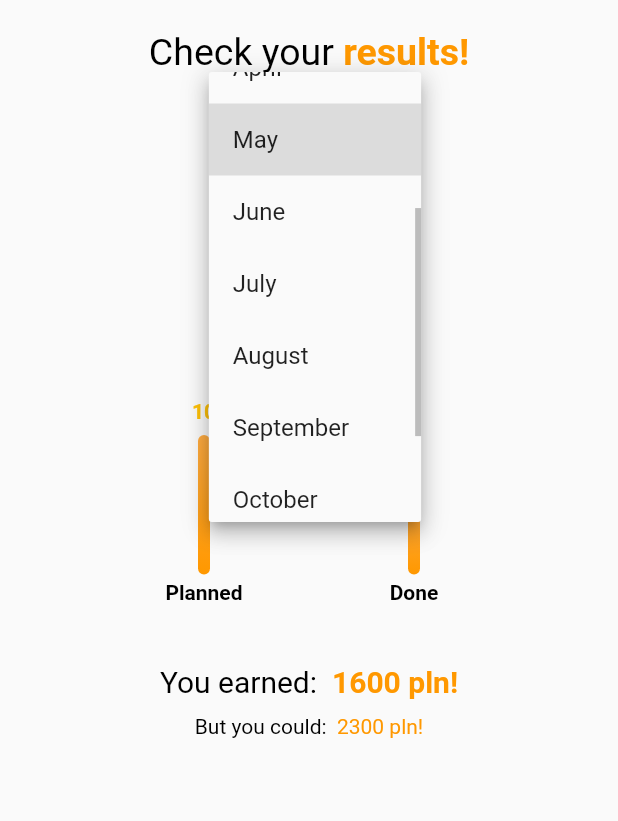
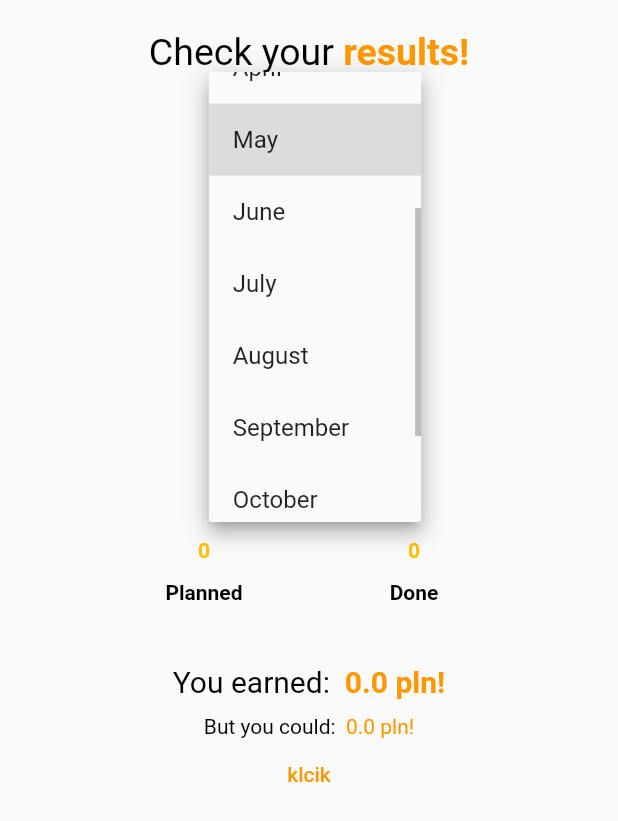
Before and after one commit to Klimek777/workmateapp, a Flutter app: the ChartsPage screen opened directly, after a tap on "May", on a phone screen of 412 x 824 dp. Shown: the top 821 px of the screen. Run offline on Flutter 3.47's test engine with Material 2 defaults, Android fonts, the light colour scheme and no system bars; drawn by our look-alikes of fl_chart; our stand-ins replace cloud_firestore, firebase_auth, firebase_core, firebase_storage, flutter_slidable, get_it; accounts and stored records are empty.

Commit message:
charts working on right data implemented

```diff
--- a/lib/chart_widets/compare_transactions_chart.dart
+++ b/lib/chart_widets/compare_transactions_chart.dart
@@ -2,7 +2,9 @@ import 'package:fl_chart/fl_chart.dart';
 import 'package:flutter/material.dart';
 
 class _BarChart extends StatelessWidget {
-  const _BarChart();
+  final int planned;
+  final int done;
+  const _BarChart({required this.planned, required this.done});
 
   @override
   Widget build(BuildContext context) {
@@ -103,7 +105,7 @@ class _BarChart extends StatelessWidget {
           x: 0,
           barRods: [
             BarChartRodData(
-              toY: 10,
+              toY: planned.toDouble(),
               gradient: _barsGradient,
             )
           ],
@@ -113,7 +115,7 @@ class _BarChart extends StatelessWidget {
           x: 1,
           barRods: [
             BarChartRodData(
-              toY: 5,
+              toY: done.toDouble(),
               gradient: _barsGradient,
             )
           ],
@@ -123,7 +125,9 @@ class _BarChart extends StatelessWidget {
 }
 
 class BarChartSample3 extends StatefulWidget {
-  const BarChartSample3({super.key});
+  final int planned;
+  final int done;
+  const BarChartSample3({super.key, required this.planned, required this.done});
 
   @override
   State<StatefulWidget> createState() => BarChartSample3State();
@@ -132,9 +136,12 @@ class BarChartSample3 extends StatefulWidget {
 class BarChartSample3State extends State<BarChartSample3> {
   @override
   Widget build(BuildContext context) {
-    return const AspectRatio(
+    return AspectRatio(
       aspectRatio: 2.0,
-      child: _BarChart(),
+      child: _BarChart(
+        planned: widget.planned,
+        done: widget.done,
+      ),
     );
   }
 }
--- a/lib/pages/charts_page.dart
+++ b/lib/pages/charts_page.dart
@@ -1,6 +1,9 @@
 import 'dart:async';
 
+import 'package:cloud_firestore/cloud_firestore.dart';
+import 'package:fl_chart/fl_chart.dart';
 import 'package:flutter/material.dart';
+import 'package:flutter/rendering.dart';
 import 'package:get_it/get_it.dart';
 
 import '../services/firebase_service.dart';
@@ -17,7 +20,7 @@ class _ChartsPageState extends State<ChartsPage> {
   double? _deviceHeight, _deviceWidth;
   FirebaseService? _firebaseService;
   DateTime now = DateTime.now();
-  List months = [
+  List<String> months = [
     'January',
     'February',
     'March',
@@ -34,6 +37,8 @@ class _ChartsPageState extends State<ChartsPage> {
 
   String _selectedMonth = 'January';
   int? _currentMonth;
+  int? _selectedMonthIndex, planned, done;
+  double? youEarned, youCouldEarn;
   @override
   void initState() {
     super.initState();
@@ -41,6 +46,8 @@ class _ChartsPageState extends State<ChartsPage> {
     _currentMonth = now.month;
     print(_currentMonth);
     _selectedMonth = months[_currentMonth! - 1];
+    _selectedMonthIndex = _currentMonth;
+    test(_selectedMonthIndex!);
   }
 
   Widget build(BuildContext context) {
@@ -59,11 +66,16 @@ class _ChartsPageState extends State<ChartsPage> {
               SizedBox(
                 height: 60,
               ),
-              BarChartSample3(),
+              _chart(),
               SizedBox(
                 height: 40,
               ),
-              _yourEarningsWidget()
+              _yourEarningsWidget(),
+              TextButton(
+                  onPressed: () {
+                    test(_selectedMonthIndex!);
+                  },
+                  child: Text('klcik'))
             ],
           ),
         ),
@@ -99,22 +111,14 @@ class _ChartsPageState extends State<ChartsPage> {
         onChanged: (String? newValue) {
           setState(() {
             _selectedMonth = newValue!;
+            _selectedMonthIndex =
+                months.indexOf(newValue); // Get the index of the selected month
+
+            print(_selectedMonth);
+            test(_selectedMonthIndex! + 1);
           });
         },
-        items: <String>[
-          'January',
-          'February',
-          'March',
-          'April',
-          'May',
-          'June',
-          'July',
-          'August',
-          'September',
-          'October',
-          'November',
-          'December'
-        ].map<DropdownMenuItem<String>>((String value) {
+        items: months.map<DropdownMenuItem<String>>((String value) {
           return DropdownMenuItem<String>(
             value: value,
             child: Text(value),
@@ -134,7 +138,7 @@ class _ChartsPageState extends State<ChartsPage> {
                 style: TextStyle(color: Colors.black, fontSize: 20),
                 children: [
                   TextSpan(
-                      text: ' 1600 pln!',
+                      text: ' $youEarned pln!',
                       style: TextStyle(
                           color: Colors.orange, fontWeight: FontWeight.bold))
                 ]),
@@ -148,7 +152,7 @@ class _ChartsPageState extends State<ChartsPage> {
                 style: TextStyle(color: Colors.black),
                 children: [
                   TextSpan(
-                      text: ' 2300 pln!',
+                      text: ' $youCouldEarn pln!',
                       style: TextStyle(color: Colors.orange))
                 ]),
           ),
@@ -156,4 +160,42 @@ class _ChartsPageState extends State<ChartsPage> {
       ),
     );
   }
+
+  void test(int month) async {
+    Map<String, dynamic> allresults =
+        await _firebaseService!.getAllWorkForUser(month);
+    QuerySnapshot snapshot = allresults['snapshot'];
+    int count = allresults['count'];
+    print(count);
+
+    Map<String, dynamic> doneresults =
+        await _firebaseService!.getDoneWorkForUser(month);
+    QuerySnapshot doneSnapshot = doneresults['snapshot'];
+    int countDone = doneresults['count'];
+    print(countDone);
+
+    double sumOfDoneWork =
+        await _firebaseService!.getSumOfDoneWorkForUser(month);
+    print(sumOfDoneWork);
+
+    double sumOfAllWork = await _firebaseService!.getSumOfAllWorkForUser(month);
+    print(sumOfAllWork);
+    setState(() {
+      planned = count;
+      done = countDone;
+      youCouldEarn = sumOfAllWork;
+      youEarned = sumOfDoneWork;
+    });
+  }
+
+  Widget _chart() {
+    if (planned != null && done != null) {
+      return BarChartSample3(
+        planned: planned!,
+        done: done!,
+      );
+    } else {
+      return CircularProgressIndicator();
+    }
+  }
 }
--- a/lib/pages/main_page.dart
+++ b/lib/pages/main_page.dart
@@ -207,7 +207,6 @@ class _MainPageState extends State<MainPage> {
             width: _deviceWidth! * 0.9,
             height: _deviceHeight! * 0.11,
             decoration: BoxDecoration(
-              border: Border.all(width: 1, color: Colors.black),
               color: Colors.grey[100],
               borderRadius: BorderRadius.circular(30),
             ),
--- a/lib/services/firebase_service.dart
+++ b/lib/services/firebase_service.dart
@@ -120,6 +120,101 @@ class FirebaseService {
         .snapshots();
   }
 
+  Future<Map<String, dynamic>> getAllWorkForUser(int month) async {
+    String _userId = _auth.currentUser!.uid;
+    // Construct the start and end dates of the desired month
+    DateTime startDate = DateTime(DateTime.now().year, month, 1);
+    DateTime endDate =
+        DateTime(DateTime.now().year, month + 1, 1).subtract(Duration(days: 1));
+
+    // Format the dates as strings in the YYYY-MM-DD format
+    String startDateString = startDate.toString().substring(0, 10);
+    String endDateString = endDate.toString().substring(0, 10);
+
+    QuerySnapshot snapshot = await _db
+        .collection(WORK_COLLECTION)
+        .where('userId', isEqualTo: _userId)
+        .where('date', isGreaterThanOrEqualTo: startDateString)
+        .where('date', isLessThanOrEqualTo: endDateString)
+        .get();
+
+    int count = snapshot.docs.length;
+
+    return {'snapshot': snapshot, 'count': count};
+  }
+
+  Future<Map<String, dynamic>> getDoneWorkForUser(int month) async {
+    String _userId = _auth.currentUser!.uid;
+    // Construct the start and end dates of the desired month
+    DateTime startDate = DateTime(DateTime.now().year, month, 1);
+    DateTime endDate =
+        DateTime(DateTime.now().year, month + 1, 1).subtract(Duration(days: 1));
+
+    // Format the dates as strings in the YYYY-MM-DD format
+    String startDateString = startDate.toString().substring(0, 10);
+    String endDateString = endDate.toString().substring(0, 10);
+    QuerySnapshot snapshot = await _db
+        .collection(WORK_COLLECTION)
+        .where('userId', isEqualTo: _userId)
+        .where('status', isEqualTo: 'done')
+        .where('date', isGreaterThanOrEqualTo: startDateString)
+        .where('date', isLessThanOrEqualTo: endDateString)
+        .get();
+
+    int count = snapshot.docs.length;
+
+    return {'snapshot': snapshot, 'count': count};
+  }
+
+  Future<double> getSumOfDoneWorkForUser(int month) async {
+    String _userId = _auth.currentUser!.uid;
+    // Construct the start and end dates of the desired month
+    DateTime startDate = DateTime(DateTime.now().year, month, 1);
+    DateTime endDate =
+        DateTime(DateTime.now().year, month + 1, 1).subtract(Duration(days: 1));
+
+    // Format the dates as strings in the YYYY-MM-DD format
+    String startDateString = startDate.toString().substring(0, 10);
+    String endDateString = endDate.toString().substring(0, 10);
+
+    QuerySnapshot querySnapshot = await _db
+        .collection(WORK_COLLECTION)
+        .where('userId', isEqualTo: _userId)
+        .where('date', isGreaterThanOrEqualTo: startDateString)
+        .where('date', isLessThanOrEqualTo: endDateString)
+        .where('status', isEqualTo: 'done')
+        .get();
+
+    double sum = querySnapshot.docs.fold(
+        0, (previousValue, doc) => previousValue + double.parse(doc['sum']));
+
+    return sum;
+  }
+
+  Future<double> getSumOfAllWorkForUser(int month) async {
+    String _userId = _auth.currentUser!.uid;
+    // Construct the start and end dates of the desired month
+    DateTime startDate = DateTime(DateTime.now().year, month, 1);
+    DateTime endDate =
+        DateTime(DateTime.now().year, month + 1, 1).subtract(Duration(days: 1));
+
+    // Format the dates as strings in the YYYY-MM-DD format
+    String startDateString = startDate.toString().substring(0, 10);
+    String endDateString = endDate.toString().substring(0, 10);
+
+    QuerySnapshot querySnapshot = await _db
+        .collection(WORK_COLLECTION)
+        .where('userId', isEqualTo: _userId)
+        .where('date', isGreaterThanOrEqualTo: startDateString)
+        .where('date', isLessThanOrEqualTo: endDateString)
+        .get();
+
+    double sum = querySnapshot.docs.fold(
+        0, (previousValue, doc) => previousValue + double.parse(doc['sum']));
+
+    return sum;
+  }
+
   Future<bool> deleteWork(String documentId) async {
     try {
       await _db.collection(WORK_COLLECTION).doc(documentId).delete();
```
